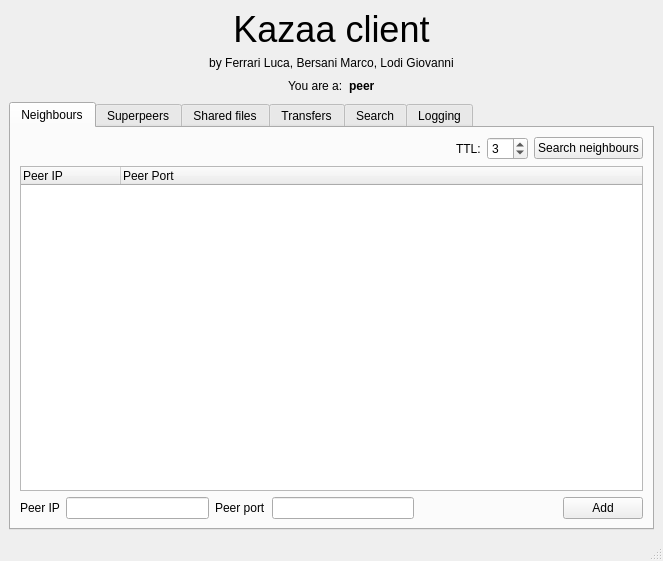
Above: kazaa/teamGML/ui/qt/designer/mainwindow.ui from B3rs/P2P before the change. Below: the same form after it.
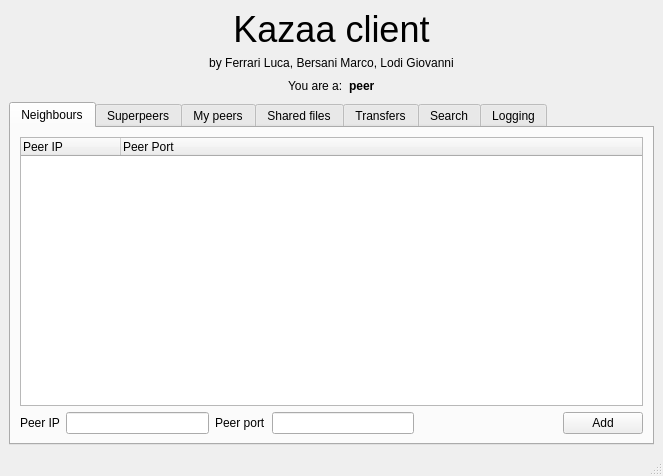
That is the form after the change. The open tabs and pages were chosen to show the change.

Commit message: -Added the new_peer and remove_peer methods to UI and connected to the service_thread (LOGI, ALOG)

Diff of the .ui file:
```diff
--- a/kazaa/teamGML/ui/qt/designer/mainwindow.ui
+++ b/kazaa/teamGML/ui/qt/designer/mainwindow.ui
@@ -7,7 +7,7 @@
     <x>0</x>
     <y>0</y>
     <width>663</width>
-    <height>561</height>
+    <height>476</height>
    </rect>
   </property>
   <property name="windowTitle">
@@ -101,48 +101,7 @@
        </attribute>
        <layout class="QVBoxLayout" name="verticalLayout_5">
         <item>
-         <layout class="QHBoxLayout" name="horizontalLayout">
-          <item>
-           <spacer name="horizontalSpacer">
-            <property name="orientation">
-             <enum>Qt::Horizontal</enum>
-            </property>
-            <property name="sizeHint" stdset="0">
-             <size>
-              <width>418</width>
-              <height>20</height>
-             </size>
-            </property>
-           </spacer>
-          </item>
-          <item>
-           <widget class="QLabel" name="label_9">
-            <property name="text">
-             <string>TTL:</string>
-            </property>
-           </widget>
-          </item>
-          <item>
-           <widget class="QSpinBox" name="ttlPeersSearchSpinBox">
-            <property name="minimum">
-             <number>1</number>
-            </property>
-            <property name="value">
-             <number>3</number>
-            </property>
-           </widget>
-          </item>
-          <item>
-           <widget class="QPushButton" name="searchNeighboursBtn">
-            <property name="text">
-             <string>Search neighbours</string>
-            </property>
-           </widget>
-          </item>
-         </layout>
-        </item>
-        <item>
-         <widget class="QTreeWidget" name="peersTreeWidget">
+         <widget class="QTreeWidget" name="neighboursPeersTreeWidget">
           <property name="sizePolicy">
            <sizepolicy hsizetype="Expanding" vsizetype="Expanding">
             <horstretch>0</horstretch>
@@ -334,6 +293,51 @@
         </item>
        </layout>
       </widget>
+      <widget class="QWidget" name="tab_6">
+       <attribute name="title">
+        <string>My peers</string>
+       </attribute>
+       <layout class="QVBoxLayout" name="verticalLayout_8">
+        <item>
+         <widget class="QLabel" name="label_13">
+          <property name="font">
+           <font>
+            <pointsize>11</pointsize>
+           </font>
+          </property>
+          <property name="text">
+           <string>Your connected peers:</string>
+          </property>
+         </widget>
+        </item>
+        <item>
+         <widget class="QTreeWidget" name="mypeersTreeWidget">
+          <property name="sizePolicy">
+           <sizepolicy hsizetype="Expanding" vsizetype="Expanding">
+            <horstretch>0</horstretch>
+            <verstretch>0</verstretch>
+           </sizepolicy>
+          </property>
+          <property name="alternatingRowColors">
+           <bool>true</bool>
+          </property>
+          <property name="itemsExpandable">
+           <bool>false</bool>
+          </property>
+          <column>
+           <property name="text">
+            <string>Peer IP</string>
+           </property>
+          </column>
+          <column>
+           <property name="text">
+            <string>Peer Port</string>
+           </property>
+          </column>
+         </widget>
+        </item>
+       </layout>
+      </widget>
       <widget class="QWidget" name="tab_2">
        <attribute name="title">
         <string>Shared files</string>
```
Left out of the diff: 8 changed lines with no effect on the pictures. The commit also changes 3 other files.
